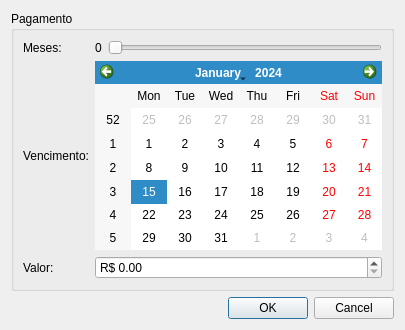
Old version of the form src/payment.ui in the repository enriquefynn/VertSys.
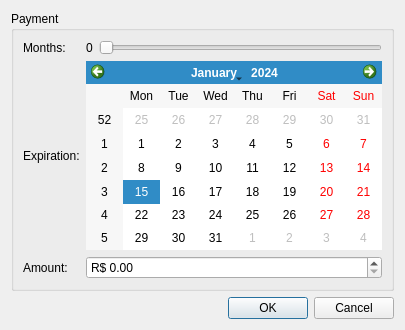
New version of the form.

```diff
--- a/src/payment.ui
+++ b/src/payment.ui
@@ -17,7 +17,7 @@
    <item>
     <widget class="QGroupBox" name="groupBox">
      <property name="title">
-      <string>Pagamento</string>
+      <string>Payment</string>
      </property>
      <layout class="QVBoxLayout" name="verticalLayout_2">
       <item>
@@ -25,14 +25,14 @@
         <item row="0" column="0">
          <widget class="QLabel" name="label">
           <property name="text">
-           <string>Meses:</string>
+           <string>Months:</string>
           </property>
          </widget>
         </item>
         <item row="1" column="0">
          <widget class="QLabel" name="label_2">
           <property name="text">
-           <string>Vencimento:</string>
+           <string>Expiration:</string>
           </property>
          </widget>
         </item>
@@ -79,7 +79,7 @@
         <item row="2" column="0">
          <widget class="QLabel" name="label_4">
           <property name="text">
-           <string>Valor:</string>
+           <string>Amount:</string>
           </property>
          </widget>
         </item>
```
